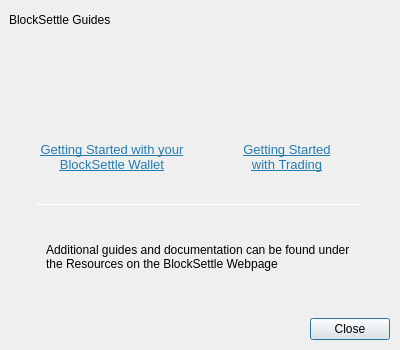
Qt form BlockSettleUILib/InfoDialogs/SupportDialog.ui (BlockSettle/terminal) before a commit.
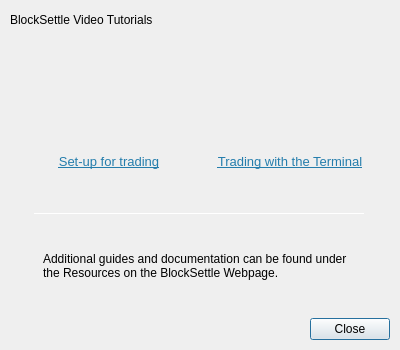
The same form after that commit. Icons and pictures are not drawn.

What changed in the file:
```diff
--- a/BlockSettleUILib/InfoDialogs/SupportDialog.ui
+++ b/BlockSettleUILib/InfoDialogs/SupportDialog.ui
@@ -57,10 +57,10 @@
    <item>
     <widget class="QStackedWidget" name="stackedWidget">
      <property name="currentIndex">
-      <number>0</number>
+      <number>1</number>
      </property>
      <widget class="QWidget" name="pageGuides">
-      <layout class="QVBoxLayout" name="verticalLayout_2">
+      <layout class="QVBoxLayout" name="verticalLayout_10">
        <property name="spacing">
         <number>0</number>
        </property>
@@ -94,6 +94,18 @@
           <bool>true</bool>
          </property>
          <layout class="QVBoxLayout" name="verticalLayout_3">
+          <property name="leftMargin">
+           <number>10</number>
+          </property>
+          <property name="topMargin">
+           <number>0</number>
+          </property>
+          <property name="rightMargin">
+           <number>0</number>
+          </property>
+          <property name="bottomMargin">
+           <number>0</number>
+          </property>
           <item>
            <widget class="QLabel" name="label_10">
             <property name="text">
@@ -113,6 +125,21 @@
           </size>
          </property>
          <layout class="QVBoxLayout" name="verticalLayout_5">
+          <property name="spacing">
+           <number>0</number>
+          </property>
+          <property name="leftMargin">
+           <number>0</number>
+          </property>
+          <property name="topMargin">
+           <number>0</number>
+          </property>
+          <property name="rightMargin">
+           <number>0</number>
+          </property>
+          <property name="bottomMargin">
+           <number>0</number>
+          </property>
           <item>
            <widget class="QWidget" name="widget_2" native="true">
             <property name="sizePolicy">
@@ -216,7 +243,7 @@
                    </sizepolicy>
                   </property>
                   <property name="text">
-                   <string>&lt;html&gt;&lt;head/&gt;&lt;body&gt;&lt;p&gt;Additional guides and documentation can be found under the Resources on the BlockSettle Webpage&lt;/p&gt;&lt;/body&gt;&lt;/html&gt;</string>
+                   <string>&lt;html&gt;&lt;head/&gt;&lt;body&gt;&lt;p&gt;Additional guides and documentation can be found under the Resources on the BlockSettle Webpage.&lt;/p&gt;&lt;/body&gt;&lt;/html&gt;</string>
                   </property>
                   <property name="textFormat">
                    <enum>Qt::RichText</enum>
@@ -268,6 +295,245 @@
        </item>
       </layout>
      </widget>
+     <widget class="QWidget" name="pageVideo">
+      <layout class="QVBoxLayout" name="verticalLayout_2">
+       <property name="spacing">
+        <number>0</number>
+       </property>
+       <property name="leftMargin">
+        <number>0</number>
+       </property>
+       <property name="topMargin">
+        <number>0</number>
+       </property>
+       <property name="rightMargin">
+        <number>0</number>
+       </property>
+       <property name="bottomMargin">
+        <number>0</number>
+       </property>
+       <item>
+        <widget class="QWidget" name="widget_11" native="true">
+         <property name="minimumSize">
+          <size>
+           <width>0</width>
+           <height>40</height>
+          </size>
+         </property>
+         <property name="maximumSize">
+          <size>
+           <width>16777215</width>
+           <height>40</height>
+          </size>
+         </property>
+         <property name="buttonBar" stdset="0">
+          <bool>true</bool>
+         </property>
+         <layout class="QVBoxLayout" name="verticalLayout_9">
+          <property name="spacing">
+           <number>0</number>
+          </property>
+          <property name="leftMargin">
+           <number>10</number>
+          </property>
+          <property name="topMargin">
+           <number>0</number>
+          </property>
+          <property name="rightMargin">
+           <number>10</number>
+          </property>
+          <property name="bottomMargin">
+           <number>0</number>
+          </property>
+          <item>
+           <widget class="QLabel" name="label_12">
+            <property name="text">
+             <string>&lt;html&gt;&lt;head/&gt;&lt;body&gt;&lt;p&gt;BlockSettle Video Tutorials&lt;/p&gt;&lt;/body&gt;&lt;/html&gt;</string>
+            </property>
+           </widget>
+          </item>
+         </layout>
+        </widget>
+       </item>
+       <item>
+        <widget class="QWidget" name="widget_8" native="true">
+         <property name="minimumSize">
+          <size>
+           <width>0</width>
+           <height>73</height>
+          </size>
+         </property>
+         <layout class="QVBoxLayout" name="verticalLayout_8">
+          <property name="spacing">
+           <number>0</number>
+          </property>
+          <property name="leftMargin">
+           <number>0</number>
+          </property>
+          <property name="topMargin">
+           <number>0</number>
+          </property>
+          <property name="rightMargin">
+           <number>0</number>
+          </property>
+          <property name="bottomMargin">
+           <number>0</number>
+          </property>
+          <item>
+           <widget class="QWidget" name="widget_9" native="true">
+            <property name="sizePolicy">
+             <sizepolicy hsizetype="Preferred" vsizetype="Expanding">
+              <horstretch>0</horstretch>
+              <verstretch>0</verstretch>
+             </sizepolicy>
+            </property>
+            <layout class="QGridLayout" name="gridLayout_2" columnstretch="0,0">
+             <property name="horizontalSpacing">
+              <number>6</number>
+             </property>
+             <property name="verticalSpacing">
+              <number>20</number>
+             </property>
+             <item row="0" column="0">
+              <widget class="QLabel" name="label_6">
+               <property name="text">
+                <string/>
+               </property>
+               <property name="pixmap">
+                <pixmap resource="../armory.qrc">:/resources/youtube_social_squircle_dark.png</pixmap>
+               </property>
+               <property name="alignment">
+                <set>Qt::AlignCenter</set>
+               </property>
+              </widget>
+             </item>
+             <item row="1" column="0">
+              <widget class="QLabel" name="setupHelp">
+               <property name="maximumSize">
+                <size>
+                 <width>150</width>
+                 <height>16777215</height>
+                </size>
+               </property>
+               <property name="text">
+                <string>&lt;html&gt;&lt;head/&gt;&lt;body&gt;&lt;p align=&quot;center&quot;&gt;&lt;a href=&quot;Getting_Started_With_Trading.pdf&quot;&gt;&lt;span style=&quot; font-size:10pt; text-decoration: underline; color:#247dac;&quot;&gt;Set-up for trading&lt;/span&gt;&lt;/a&gt;&lt;/p&gt;&lt;/body&gt;&lt;/html&gt;</string>
+               </property>
+               <property name="wordWrap">
+                <bool>true</bool>
+               </property>
+               <property name="openExternalLinks">
+                <bool>false</bool>
+               </property>
+              </widget>
+             </item>
+             <item row="0" column="1">
+              <widget class="QLabel" name="label_8">
+               <property name="text">
+                <string/>
+               </property>
+               <property name="pixmap">
+                <pixmap resource="../armory.qrc">:/resources/youtube_social_squircle_dark.png</pixmap>
+               </property>
+               <property name="alignment">
+                <set>Qt::AlignCenter</set>
+               </property>
+              </widget>
+             </item>
+             <item row="2" column="0" colspan="2">
+              <widget class="Line" name="line_3">
+               <property name="minimumSize">
+                <size>
+                 <width>0</width>
+                 <height>1</height>
+                </size>
+               </property>
+               <property name="maximumSize">
+                <size>
+                 <width>16777215</width>
+                 <height>1</height>
+                </size>
+               </property>
+               <property name="orientation">
+                <enum>Qt::Horizontal</enum>
+               </property>
+              </widget>
+             </item>
+             <item row="3" column="0" colspan="2">
+              <widget class="QWidget" name="widget_10" native="true">
+               <property name="minimumSize">
+                <size>
+                 <width>0</width>
+                 <height>65</height>
+                </size>
+               </property>
+               <layout class="QHBoxLayout" name="horizontalLayout_5">
+                <property name="topMargin">
+                 <number>0</number>
+                </property>
+                <property name="bottomMargin">
+                 <number>0</number>
+                </property>
+                <item>
+                 <widget class="QLabel" name="label_9">
+                  <property name="sizePolicy">
+                   <sizepolicy hsizetype="Expanding" vsizetype="Preferred">
+                    <horstretch>0</horstretch>
+                    <verstretch>0</verstretch>
+                   </sizepolicy>
+                  </property>
+                  <property name="text">
+                   <string>&lt;html&gt;&lt;head/&gt;&lt;body&gt;&lt;p&gt;Additional guides and documentation can be found under the Resources on the BlockSettle Webpage.&lt;/p&gt;&lt;/body&gt;&lt;/html&gt;</string>
+                  </property>
+                  <property name="textFormat">
+                   <enum>Qt::RichText</enum>
+                  </property>
+                  <property name="alignment">
+                   <set>Qt::AlignLeading|Qt::AlignLeft|Qt::AlignVCenter</set>
+                  </property>
+                  <property name="wordWrap">
+                   <bool>true</bool>
+                  </property>
+                  <property name="openExternalLinks">
+                   <bool>true</bool>
+                  </property>
+                  <property name="textInteractionFlags">
+                   <set>Qt::LinksAccessibleByMouse</set>
+                  </property>
+                  <property name="whiteLabel" stdset="0">
+                   <bool>false</bool>
+                  </property>
+                 </widget>
+                </item>
+               </layout>
+              </widget>
+             </item>
+             <item row="1" column="1">
+              <widget class="QLabel" name="tradingHelp">
+               <property name="maximumSize">
+                <size>
+                 <width>150</width>
+                 <height>16777215</height>
+                </size>
+               </property>
+               <property name="text">
+                <string>&lt;html&gt;&lt;head/&gt;&lt;body&gt;&lt;p align=&quot;center&quot;&gt;&lt;a href=&quot;Getting_Started_With_Wallet.pdf&quot;&gt;&lt;span style=&quot; font-size:10pt; text-decoration: underline; color:#247dac;&quot;&gt;Trading with the Terminal&lt;/span&gt;&lt;/a&gt;&lt;/p&gt;&lt;/body&gt;&lt;/html&gt;</string>
+               </property>
+               <property name="wordWrap">
+                <bool>true</bool>
+               </property>
+               <property name="openExternalLinks">
+                <bool>false</bool>
+               </property>
+              </widget>
+             </item>
+            </layout>
+           </widget>
+          </item>
+         </layout>
+        </widget>
+       </item>
+      </layout>
+     </widget>
      <widget class="QWidget" name="pageContacts">
       <layout class="QVBoxLayout" name="verticalLayout_7">
        <property name="spacing">
```
Left out of the diff: 12 changed lines with no effect on the pictures.
